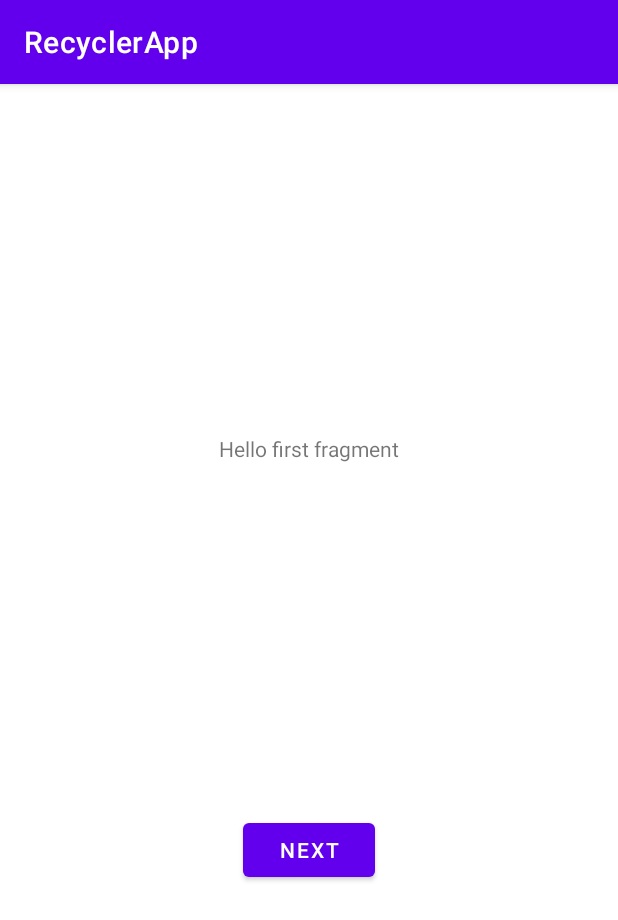
After one commit to xyfit/RecyclerViewApp, an Android app: the fragment FirstFragment shown on its own in the app's theme, on a phone screen of 412 x 824 dp. The commit adds this screen. Shown: the top 920 px of the screen. Run offline under Robolectric (Android 15) with nearby library versions, the phone set to English and light mode, and no system bars.

Commit message:
# item onClick

```diff
--- a/app/build.gradle
+++ b/app/build.gradle
@@ -30,6 +30,9 @@ android {
     kotlinOptions {
         jvmTarget = '1.8'
     }
+    buildFeatures {
+        viewBinding true
+    }
 }
 
 dependencies {
@@ -38,6 +41,8 @@ dependencies {
     implementation 'androidx.appcompat:appcompat:1.5.1'
     implementation 'com.google.android.material:material:1.6.1'
     implementation 'androidx.constraintlayout:constraintlayout:2.1.4'
+    implementation 'androidx.navigation:navigation-fragment-ktx:2.5.2'
+    implementation 'androidx.navigation:navigation-ui-ktx:2.5.2'
     testImplementation 'junit:junit:4.13.2'
     androidTestImplementation 'androidx.test.ext:junit:1.1.3'
     androidTestImplementation 'androidx.test.espresso:espresso-core:3.4.0'
--- /dev/null
+++ b/app/src/main/java/uz/uzmbapps/recyclerapp/FirstFragment.kt
@@ -0,0 +1,43 @@
+package uz.uzmbapps.recyclerapp
+
+import android.os.Bundle
+import androidx.fragment.app.Fragment
+import android.view.LayoutInflater
+import android.view.View
+import android.view.ViewGroup
+import androidx.navigation.fragment.findNavController
+import uz.uzmbapps.recyclerapp.databinding.FragmentFirstBinding
+
+/**
+ * A simple [Fragment] subclass as the default destination in the navigation.
+ */
+class FirstFragment : Fragment() {
+
+private var _binding: FragmentFirstBinding? = null
+    // This property is only valid between onCreateView and
+    // onDestroyView.
+    private val binding get() = _binding!!
+
+    override fun onCreateView(
+        inflater: LayoutInflater, container: ViewGroup?,
+        savedInstanceState: Bundle?
+    ): View? {
+
+      _binding = FragmentFirstBinding.inflate(inflater, container, false)
+      return binding.root
+
+    }
+
+    override fun onViewCreated(view: View, savedInstanceState: Bundle?) {
+        super.onViewCreated(view, savedInstanceState)
+
+        binding.buttonFirst.setOnClickListener {
+            findNavController().navigate(R.id.action_FirstFragment_to_SecondFragment)
+        }
+    }
+
+override fun onDestroyView() {
+        super.onDestroyView()
+        _binding = null
+    }
+}
--- /dev/null
+++ b/app/src/main/res/layout/fragment_first.xml
@@ -0,0 +1,31 @@
+<?xml version="1.0" encoding="utf-8"?>
+<androidx.constraintlayout.widget.ConstraintLayout
+    xmlns:android="http://schemas.android.com/apk/res/android"
+    xmlns:app="http://schemas.android.com/apk/res-auto"
+    xmlns:tools="http://schemas.android.com/tools"
+    android:layout_width="match_parent"
+    android:layout_height="match_parent"
+    tools:context=".FirstFragment">
+
+    <TextView
+        android:id="@+id/textview_first"
+        android:layout_width="wrap_content"
+        android:layout_height="wrap_content"
+        android:text="@string/hello_first_fragment"
+        app:layout_constraintTop_toTopOf="parent"
+        app:layout_constraintStart_toStartOf="parent"
+        app:layout_constraintEnd_toEndOf="parent"
+        app:layout_constraintBottom_toTopOf="@id/button_first"
+        />
+
+    <Button
+        android:id="@+id/button_first"
+        android:layout_width="wrap_content"
+        android:layout_height="wrap_content"
+        android:text="@string/next"
+        app:layout_constraintTop_toBottomOf="@id/textview_first"
+        app:layout_constraintStart_toStartOf="parent"
+        app:layout_constraintEnd_toEndOf="parent"
+        app:layout_constraintBottom_toBottomOf="parent"
+        />
+</androidx.constraintlayout.widget.ConstraintLayout>
--- a/app/src/main/res/layout/item_ly.xml
+++ b/app/src/main/res/layout/item_ly.xml
@@ -2,6 +2,7 @@
 <androidx.constraintlayout.widget.ConstraintLayout xmlns:android="http://schemas.android.com/apk/res/android"
     android:layout_width="match_parent"
     android:layout_height="wrap_content"
+    android:id="@+id/item_id"
     xmlns:app="http://schemas.android.com/apk/res-auto">
 
     <androidx.cardview.widget.CardView
--- /dev/null
+++ b/app/src/main/res/values-land/dimens.xml
@@ -0,0 +1,3 @@
+<resources>
+      <dimen name="fab_margin">48dp</dimen>
+   </resources>
--- /dev/null
+++ b/app/src/main/res/values-w1240dp/dimens.xml
@@ -0,0 +1,3 @@
+<resources>
+      <dimen name="fab_margin">200dp</dimen>
+   </resources>
--- /dev/null
+++ b/app/src/main/res/values-w600dp/dimens.xml
@@ -0,0 +1,3 @@
+<resources>
+      <dimen name="fab_margin">48dp</dimen>
+   </resources>
--- /dev/null
+++ b/app/src/main/res/values/dimens.xml
@@ -0,0 +1,3 @@
+<resources>
+      <dimen name="fab_margin">16dp</dimen>
+   </resources>
--- a/app/src/main/res/values/strings.xml
+++ b/app/src/main/res/values/strings.xml
@@ -1,3 +1,12 @@
 <resources>
     <string name="app_name">RecyclerApp</string>
+    <string name="title_activity_chat">ChatActivity</string>
+    <!-- Strings used for fragments for navigation -->
+    <string name="first_fragment_label">First Fragment</string>
+    <string name="second_fragment_label">Second Fragment</string>
+    <string name="next">Next</string>
+    <string name="previous">Previous</string>
+
+    <string name="hello_first_fragment">Hello first fragment</string>
+    <string name="hello_second_fragment">Hello second fragment. Arg: %1$s</string>
 </resources>
--- a/app/src/main/res/values/themes.xml
+++ b/app/src/main/res/values/themes.xml
@@ -13,4 +13,10 @@
         <item name="android:statusBarColor">?attr/colorPrimaryVariant</item>
         <!-- Customize your theme here. -->
     </style>
+    <style name="Theme.RecyclerApp.NoActionBar">
+        <item name="windowActionBar">false</item>
+        <item name="windowNoTitle">true</item>
+    </style>
+    <style name="Theme.RecyclerApp.AppBarOverlay" parent="ThemeOverlay.AppCompat.Dark.ActionBar" />
+    <style name="Theme.RecyclerApp.PopupOverlay" parent="ThemeOverlay.AppCompat.Light" />
 </resources>
```
Also changed, not shown: app/src/main/AndroidManifest.xml (+10 -3 lines), app/src/main/java/uz/uzmbapps/recyclerapp/ChatActivity.kt (added, +11 -0 lines), app/src/main/java/uz/uzmbapps/recyclerapp/SecondFragment.kt (added, +42 -0 lines), app/src/main/java/uz/uzmbapps/recyclerapp/adapters/HomeAdapter.kt (+14 -0 lines), app/src/main/res/layout/activity_chat.xml (added, +21 -0 lines), app/src/main/res/layout/content_chat.xml (added, +20 -0 lines), app/src/main/res/layout/fragment_second.xml (added, +30 -0 lines), app/src/main/res/navigation/nav_graph.xml (added, +28 -0 lines).
